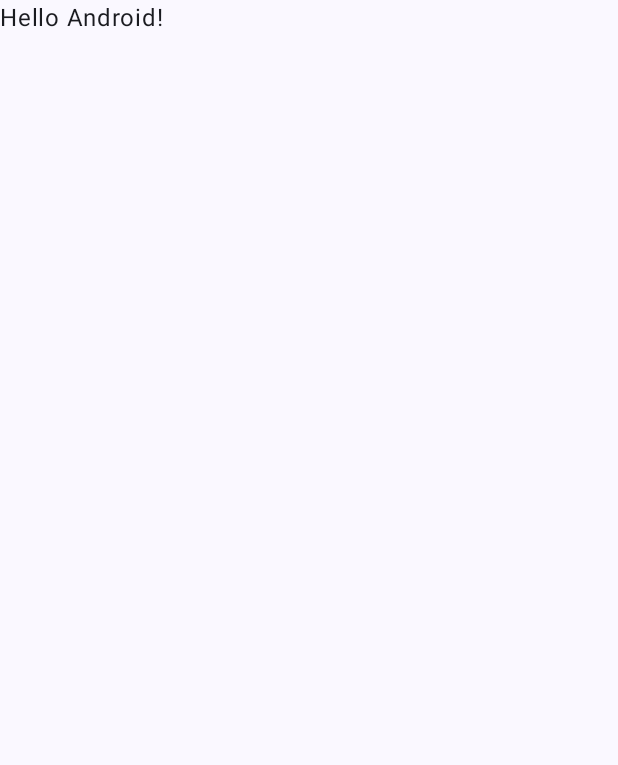
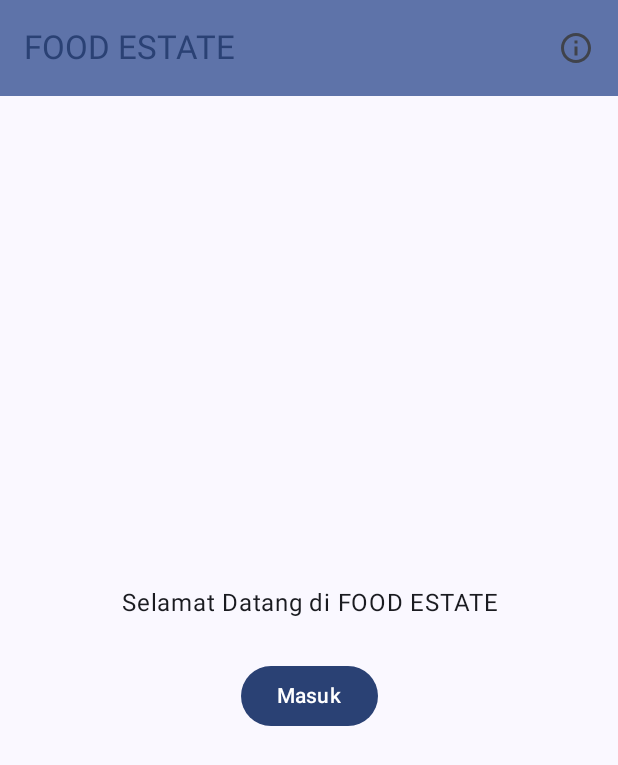
Before and after one commit to faisalabdulr/AssesmentMopro1, an Android app built with Jetpack Compose: the screen it shows after launch (MainActivity), on a phone screen of 412 x 824 dp. Before the commit the part shown is almost empty. Shown: the top 765 px of the screen. Run offline under Robolectric (Android 15) with nearby library versions, the phone set to English and light mode, and no system bars.

Commit message:
Fitur pertama

```diff
--- a/app/build.gradle.kts
+++ b/app/build.gradle.kts
@@ -6,6 +6,7 @@ plugins {
 android {
     namespace = "com.d3if6706220090.assesment1faisal"
     compileSdk = 34
+
 
     defaultConfig {
         applicationId = "com.d3if6706220090.assesment1faisal"
@@ -38,6 +39,7 @@ android {
     }
     buildFeatures {
         compose = true
+        viewBinding = true
     }
     composeOptions {
         kotlinCompilerExtensionVersion = "1.5.1"
@@ -51,6 +53,7 @@ android {
 
 dependencies {
 
+    implementation("androidx.navigation:navigation-compose:2.7.7")
     implementation("androidx.core:core-ktx:1.12.0")
     implementation("androidx.lifecycle:lifecycle-runtime-ktx:2.7.0")
     implementation("androidx.activity:activity-compose:1.8.2")
--- a/app/src/main/java/com/d3if6706220090/assesment1faisal/MainActivity.kt
+++ b/app/src/main/java/com/d3if6706220090/assesment1faisal/MainActivity.kt
@@ -1,47 +1,39 @@
 package com.d3if6706220090.assesment1faisal
 
+import SetupNavGraph
 import android.os.Bundle
 import androidx.activity.ComponentActivity
 import androidx.activity.compose.setContent
 import androidx.compose.foundation.layout.fillMaxSize
 import androidx.compose.material3.MaterialTheme
 import androidx.compose.material3.Surface
-import androidx.compose.material3.Text
 import androidx.compose.runtime.Composable
 import androidx.compose.ui.Modifier
 import androidx.compose.ui.tooling.preview.Preview
 import com.d3if6706220090.assesment1faisal.ui.theme.Assesment1FaisalTheme
+
 
 class MainActivity : ComponentActivity() {
     override fun onCreate(savedInstanceState: Bundle?) {
         super.onCreate(savedInstanceState)
         setContent {
             Assesment1FaisalTheme {
-
                 // A surface container using the 'background' color from the theme
                 Surface(
                     modifier = Modifier.fillMaxSize(),
                     color = MaterialTheme.colorScheme.background
                 ) {
-                    Greeting("Android")
+                    SetupNavGraph()
                 }
             }
         }
     }
 }
 
-@Composable
-fun Greeting(name: String, modifier: Modifier = Modifier) {
-    Text(
-        text = "Hello $name!",
-        modifier = modifier
-    )
-}
-
 @Preview(showBackground = true)
 @Composable
 fun GreetingPreview() {
     Assesment1FaisalTheme {
-        Greeting("Android")
+        SetupNavGraph()
     }
 }
--- /dev/null
+++ b/app/src/main/java/com/d3if6706220090/assesment1faisal/Navigator/NavGraph.kt
@@ -0,0 +1,27 @@
+import androidx.compose.runtime.Composable
+import androidx.navigation.NavHostController
+import androidx.navigation.compose.NavHost
+import androidx.navigation.compose.composable
+import androidx.navigation.compose.rememberNavController
+import com.d3if6706220090.assesment1faisal.Navigator.Screen
+import com.d3if6706220090.assesment1faisal.ui.screen.AboutScreen
+import com.d3if6706220090.assesment1faisal.ui.screen.LoginScreen
+import com.d3if6706220090.assesment1faisal.ui.screen.MainScreen
+
+@Composable
+fun SetupNavGraph(navController: NavHostController = rememberNavController()) {
+    NavHost(
+        navController = navController,
+        startDestination = Screen.Login.route
+    ) {
+        composable(route = Screen.Login.route) {
+            LoginScreen(navController = navController)
+        }
+        composable(route = Screen.Home.route) {
+            MainScreen(navController)
+        }
+        composable(route = Screen.About.route) {
+            AboutScreen(navController)
+        }
+    }
+}
--- /dev/null
+++ b/app/src/main/java/com/d3if6706220090/assesment1faisal/Navigator/Screen.kt
@@ -0,0 +1,7 @@
+package com.d3if6706220090.assesment1faisal.Navigator
+
+sealed class Screen(val  route: String) {
+    data object Login:Screen("Login")
+    data object Home:Screen("Home")
+    data object About:Screen("About")
+}
--- /dev/null
+++ b/app/src/main/java/com/d3if6706220090/assesment1faisal/model/MenuItem.kt
@@ -0,0 +1,6 @@
+package com.d3if6706220090.assesment1faisal.model
+
+data class MenuItem(
+    val name: String,
+    val price: Float // Harga makanan
+)
--- /dev/null
+++ b/app/src/main/java/com/d3if6706220090/assesment1faisal/ui/screen/LoginScreen.kt
@@ -0,0 +1,86 @@
+package com.d3if6706220090.assesment1faisal.ui.screen
+
+import androidx.compose.foundation.layout.Arrangement
+import androidx.compose.foundation.layout.Box
+import androidx.compose.foundation.layout.Column
+import androidx.compose.foundation.layout.Spacer
+import androidx.compose.foundation.layout.fillMaxSize
+import androidx.compose.foundation.layout.height
+import androidx.compose.foundation.layout.padding
+import androidx.compose.material.icons.Icons
+import androidx.compose.material.icons.outlined.Info
+import androidx.compose.material3.Button
+import androidx.compose.material3.ExperimentalMaterial3Api
+import androidx.compose.material3.Icon
+import androidx.compose.material3.IconButton
+import androidx.compose.material3.MaterialTheme
+import androidx.compose.material3.OutlinedTextField
+import androidx.compose.material3.Text
+import androidx.compose.material3.TopAppBar
+import androidx.compose.material3.TopAppBarDefaults
+import androidx.compose.runtime.Composable
+import androidx.compose.ui.Alignment
+import androidx.compose.ui.Modifier
+import androidx.compose.ui.res.stringResource
+import androidx.compose.ui.text.input.PasswordVisualTransformation
+import androidx.compose.ui.text.style.TextAlign
+import androidx.compose.ui.unit.dp
+import androidx.navigation.NavHostController
+import com.d3if6706220090.assesment1faisal.Navigator.Screen
+import com.d3if6706220090.assesment1faisal.R
+@OptIn(ExperimentalMaterial3Api::class)
+@Composable
+fun LoginScreen(navController: NavHostController) {
+    Column(
+        modifier = Modifier.fillMaxSize(),
+        verticalArrangement = Arrangement.Center,
+        horizontalAlignment = Alignment.CenterHorizontally
+    ) {
+        TopAppBar(
+            title = {
+                Text(
+                    text = stringResource(id = R.string.app_name),
+                )
+            },
+            colors = TopAppBarDefaults.mediumTopAppBarColors(
+                containerColor = MaterialTheme.colorScheme.primaryContainer,
+                titleContentColor = MaterialTheme.colorScheme.primary
+            ),
+            actions = {
+                IconButton(
+                    onClick = {
+                        navController.navigate(Screen.Home.route)
+                    }
+                ) {
+                    Icon(
+                        imageVector = Icons.Outlined.Info,
+                        contentDescription = stringResource(id = R.string.tentang_aplikasi)
+                    )
+                }
+            }
+        )
+
+        Column(
+            modifier = Modifier.weight(1f), // Menggunakan weight agar Column memenuhi sisa ruang
+            verticalArrangement = Arrangement.Center,
+            horizontalAlignment = Alignment.CenterHorizontally
+        ) {
+            Text(
+                text = stringResource(id = R.string.masuk)
+                    .replace("<center>", "")
+                    .replace("</center>", "\n"),
+                modifier = Modifier.padding(horizontal = 16.dp), // Atur margin horizontal di sini
+                textAlign = TextAlign.Center, // Pusatkan teks
+            )
+
+            Spacer(modifier = Modifier.height(16.dp)) // Berikan jarak antara teks dan tombol
+
+            Button(
+                onClick = { navController.navigate(Screen.Home.route) },
+                modifier = Modifier.padding(vertical = 10.dp)
+            ) {
+                Text("Masuk")
+            }
+        }
+    }
+}
```
Also changed, not shown: app/src/main/java/com/d3if6706220090/assesment1faisal/model/Profil.kt (added, +8 -0 lines), app/src/main/java/com/d3if6706220090/assesment1faisal/ui/screen/AboutScreen.kt (added, +112 -0 lines), app/src/main/java/com/d3if6706220090/assesment1faisal/ui/screen/MainScreen.kt (added, +273 -0 lines), app/src/main/res/values/strings.xml (+23 -1 lines), 1 other file.
